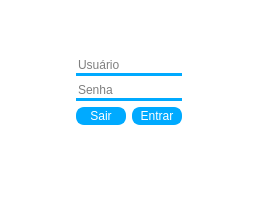
Qt form loginform.ui (feferreira/LabMananger) before a commit.
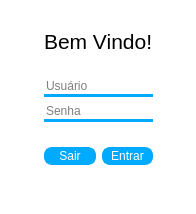
The same form after that commit.

Commit message: login form style

```diff
--- a/loginform.ui
+++ b/loginform.ui
@@ -6,8 +6,8 @@
    <rect>
     <x>0</x>
     <y>0</y>
-    <width>258</width>
-    <height>201</height>
+    <width>196</width>
+    <height>214</height>
    </rect>
   </property>
   <property name="windowTitle">
@@ -45,6 +45,31 @@
        </property>
       </spacer>
      </item>
+     <item>
+      <widget class="QLabel" name="label">
+       <property name="font">
+        <font>
+         <pointsize>16</pointsize>
+        </font>
+       </property>
+       <property name="text">
+        <string>Bem Vindo!</string>
+       </property>
+      </widget>
+     </item>
+     <item>
+      <spacer name="verticalSpacer_4">
+       <property name="orientation">
+        <enum>Qt::Vertical</enum>
+       </property>
+       <property name="sizeHint" stdset="0">
+        <size>
+         <width>20</width>
+         <height>40</height>
+        </size>
+       </property>
+      </spacer>
+     </item>
      <item>
       <layout class="QVBoxLayout" name="verticalLayout">
        <item>
@@ -106,6 +131,19 @@
          </item>
         </layout>
        </item>
+       <item>
+        <spacer name="verticalSpacer_3">
+         <property name="orientation">
+          <enum>Qt::Vertical</enum>
+         </property>
+         <property name="sizeHint" stdset="0">
+          <size>
+           <width>20</width>
+           <height>40</height>
+          </size>
+         </property>
+        </spacer>
+       </item>
        <item>
         <layout class="QHBoxLayout" name="horizontalLayout_3">
          <item>
```
The commit also changes 2 other files.
